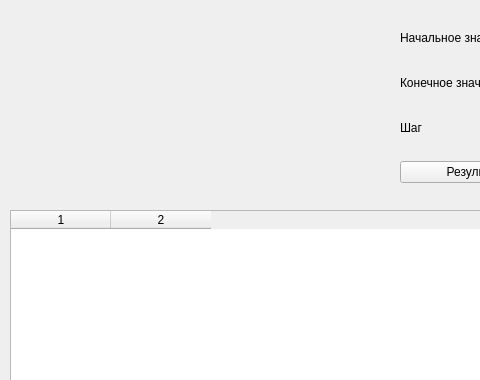
Before: the Qt Designer form Lab4/Part1-option4/design.ui in PolytechHub/Programming-2023, drawn with Qt 5; both pictures show x 0 to 480 and y 0 to 380 of the 708 by 539 pixel window.
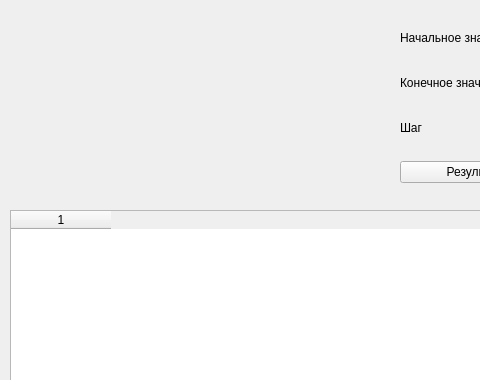
After: the same form once the commit is applied. Icons and pictures are not drawn.

Commit message: Fixed missing table name in Lab4/Part1-option4

```diff
--- a/Lab4/Part1-option4/design.ui
+++ b/Lab4/Part1-option4/design.ui
@@ -169,7 +169,7 @@
     <number>0</number>
    </property>
    <property name="columnCount">
-    <number>2</number>
+    <number>1</number>
    </property>
    <attribute name="horizontalHeaderVisible">
     <bool>true</bool>
```
The commit also changes 2 other files.
